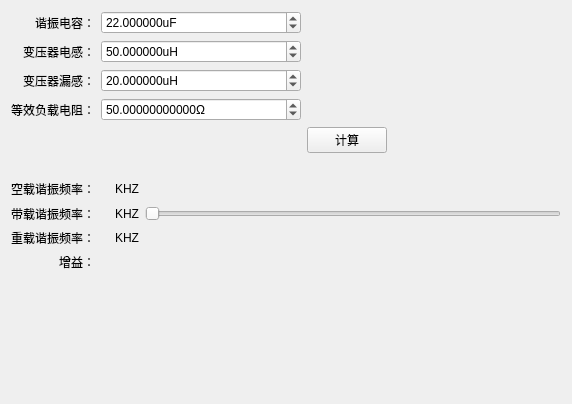
First picture: the form in src/LLC_window.ui, repository microcai/JLC_R_util, before the edit.
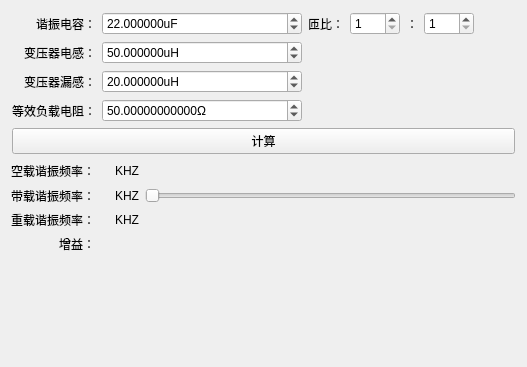
Second picture: the form after the edit. Icons and pictures are not drawn.

Patch:
```diff
--- a/src/LLC_window.ui
+++ b/src/LLC_window.ui
@@ -6,16 +6,178 @@
    <rect>
     <x>0</x>
     <y>0</y>
-    <width>572</width>
-    <height>404</height>
+    <width>527</width>
+    <height>367</height>
    </rect>
   </property>
   <property name="windowTitle">
    <string>Icalc</string>
   </property>
-  <layout class="QVBoxLayout" name="verticalLayout" stretch="0,1,0,6">
+  <layout class="QVBoxLayout" name="verticalLayout" stretch="0,0,6">
    <item>
-    <layout class="QGridLayout" name="gridLayout">
+    <layout class="QGridLayout" name="gridLayout" rowstretch="0,0,0,0,0" columnstretch="1,2,1,2,5">
+     <property name="leftMargin">
+      <number>1</number>
+     </property>
+     <property name="topMargin">
+      <number>1</number>
+     </property>
+     <property name="rightMargin">
+      <number>1</number>
+     </property>
+     <property name="bottomMargin">
+      <number>1</number>
+     </property>
+     <item row="3" column="0">
+      <widget class="QLabel" name="label_8">
+       <property name="text">
+        <string>等效负载电阻：</string>
+       </property>
+       <property name="alignment">
+        <set>Qt::AlignmentFlag::AlignRight|Qt::AlignmentFlag::AlignTrailing|Qt::AlignmentFlag::AlignVCenter</set>
+       </property>
+      </widget>
+     </item>
+     <item row="0" column="2">
+      <widget class="QLabel" name="label_12">
+       <property name="text">
+        <string>匝比：</string>
+       </property>
+       <property name="alignment">
+        <set>Qt::AlignmentFlag::AlignRight|Qt::AlignmentFlag::AlignTrailing|Qt::AlignmentFlag::AlignVCenter</set>
+       </property>
+      </widget>
+     </item>
+     <item row="1" column="1">
+      <widget class="QDoubleSpinBox" name="Lm">
+       <property name="minimumSize">
+        <size>
+         <width>200</width>
+         <height>0</height>
+        </size>
+       </property>
+       <property name="correctionMode">
+        <enum>QAbstractSpinBox::CorrectionMode::CorrectToPreviousValue</enum>
+       </property>
+       <property name="suffix">
+        <string>uH</string>
+       </property>
+       <property name="decimals">
+        <number>6</number>
+       </property>
+       <property name="maximum">
+        <double>999999.000000000000000</double>
+       </property>
+       <property name="value">
+        <double>50.000000000000000</double>
+       </property>
+      </widget>
+     </item>
+     <item row="3" column="1">
+      <widget class="QDoubleSpinBox" name="Rload">
+       <property name="minimumSize">
+        <size>
+         <width>200</width>
+         <height>0</height>
+        </size>
+       </property>
+       <property name="correctionMode">
+        <enum>QAbstractSpinBox::CorrectionMode::CorrectToPreviousValue</enum>
+       </property>
+       <property name="suffix">
+        <string>Ω</string>
+       </property>
+       <property name="decimals">
+        <number>11</number>
+       </property>
+       <property name="maximum">
+        <double>999999999.000000000000000</double>
+       </property>
+       <property name="value">
+        <double>50.000000000000000</double>
+       </property>
+      </widget>
+     </item>
+     <item row="1" column="0">
+      <widget class="QLabel" name="label_2">
+       <property name="text">
+        <string>变压器电感：</string>
+       </property>
+       <property name="alignment">
+        <set>Qt::AlignmentFlag::AlignRight|Qt::AlignmentFlag::AlignTrailing|Qt::AlignmentFlag::AlignVCenter</set>
+       </property>
+      </widget>
+     </item>
+     <item row="0" column="3">
+      <layout class="QHBoxLayout" name="horizontalLayout">
+       <item>
+        <widget class="QDoubleSpinBox" name="Cf_2">
+         <property name="minimumSize">
+          <size>
+           <width>50</width>
+           <height>0</height>
+          </size>
+         </property>
+         <property name="suffix">
+          <string/>
+         </property>
+         <property name="decimals">
+          <number>0</number>
+         </property>
+         <property name="minimum">
+          <double>1.000000000000000</double>
+         </property>
+         <property name="maximum">
+          <double>9999.000000000000000</double>
+         </property>
+         <property name="singleStep">
+          <double>1.000000000000000</double>
+         </property>
+         <property name="value">
+          <double>1.000000000000000</double>
+         </property>
+        </widget>
+       </item>
+       <item>
+        <widget class="QLabel" name="label_13">
+         <property name="text">
+          <string>：</string>
+         </property>
+         <property name="alignment">
+          <set>Qt::AlignmentFlag::AlignCenter</set>
+         </property>
+        </widget>
+       </item>
+       <item>
+        <widget class="QDoubleSpinBox" name="Cf_3">
+         <property name="minimumSize">
+          <size>
+           <width>50</width>
+           <height>0</height>
+          </size>
+         </property>
+         <property name="suffix">
+          <string/>
+         </property>
+         <property name="decimals">
+          <number>0</number>
+         </property>
+         <property name="minimum">
+          <double>1.000000000000000</double>
+         </property>
+         <property name="maximum">
+          <double>9999.000000000000000</double>
+         </property>
+         <property name="singleStep">
+          <double>1.000000000000000</double>
+         </property>
+         <property name="value">
+          <double>1.000000000000000</double>
+         </property>
+        </widget>
+       </item>
+      </layout>
+     </item>
      <item row="0" column="1">
       <widget class="QDoubleSpinBox" name="Cf">
        <property name="minimumSize">
@@ -63,56 +225,6 @@
        </property>
       </widget>
      </item>
-     <item row="1" column="1">
-      <widget class="QDoubleSpinBox" name="Lm">
-       <property name="minimumSize">
-        <size>
-         <width>200</width>
-         <height>0</height>
-        </size>
-       </property>
-       <property name="correctionMode">
-        <enum>QAbstractSpinBox::CorrectionMode::CorrectToPreviousValue</enum>
-       </property>
-       <property name="suffix">
-        <string>uH</string>
-       </property>
-       <property name="decimals">
-        <number>6</number>
-       </property>
-       <property name="maximum">
-        <double>999999.000000000000000</double>
-       </property>
-       <property name="value">
-        <double>50.000000000000000</double>
-       </property>
-      </widget>
-     </item>
-     <item row="3" column="1">
-      <widget class="QDoubleSpinBox" name="Rload">
-       <property name="minimumSize">
-        <size>
-         <width>200</width>
-         <height>0</height>
-        </size>
-       </property>
-       <property name="correctionMode">
-        <enum>QAbstractSpinBox::CorrectionMode::CorrectToPreviousValue</enum>
-       </property>
-       <property name="suffix">
-        <string>Ω</string>
-       </property>
-       <property name="decimals">
-        <number>11</number>
-       </property>
-       <property name="maximum">
-        <double>999999999.000000000000000</double>
-       </property>
-       <property name="value">
-        <double>50.000000000000000</double>
-       </property>
-      </widget>
-     </item>
      <item row="0" column="0">
       <widget class="QLabel" name="label">
        <property name="text">
@@ -133,61 +245,34 @@
        </property>
       </widget>
      </item>
-     <item row="1" column="0">
-      <widget class="QLabel" name="label_2">
-       <property name="text">
-        <string>变压器电感：</string>
-       </property>
-       <property name="alignment">
-        <set>Qt::AlignmentFlag::AlignRight|Qt::AlignmentFlag::AlignTrailing|Qt::AlignmentFlag::AlignVCenter</set>
-       </property>
-      </widget>
-     </item>
-     <item row="3" column="0">
-      <widget class="QLabel" name="label_8">
-       <property name="text">
-        <string>等效负载电阻：</string>
-       </property>
-       <property name="alignment">
-        <set>Qt::AlignmentFlag::AlignRight|Qt::AlignmentFlag::AlignTrailing|Qt::AlignmentFlag::AlignVCenter</set>
-       </property>
-      </widget>
-     </item>
-     <item row="4" column="3">
-      <spacer name="horizontalSpacer">
-       <property name="orientation">
-        <enum>Qt::Orientation::Horizontal</enum>
-       </property>
-       <property name="sizeHint" stdset="0">
-        <size>
-         <width>40</width>
-         <height>20</height>
-        </size>
-       </property>
-      </spacer>
-     </item>
-     <item row="4" column="2">
+     <item row="4" column="0" colspan="5">
       <widget class="QPushButton" name="begin_calc">
        <property name="text">
         <string>计算</string>
        </property>
+       <property name="autoDefault">
+        <bool>true</bool>
+       </property>
+       <property name="flat">
+        <bool>false</bool>
+       </property>
       </widget>
      </item>
+     <item row="0" column="4">
+      <spacer name="horizontalSpacer">
+       <property name="orientation">
+        <enum>Qt::Orientation::Horizontal</enum>
+       </property>
+       <property name="sizeHint" stdset="0">
+        <size>
+         <width>300</width>
+         <height>20</height>
+        </size>
+       </property>
+      </spacer>
+     </item>
     </layout>
    </item>
-   <item>
-    <spacer name="verticalSpacer_2">
-     <property name="orientation">
-      <enum>Qt::Orientation::Vertical</enum>
-     </property>
-     <property name="sizeHint" stdset="0">
-      <size>
-       <width>20</width>
-       <height>68</height>
-      </size>
-     </property>
-    </spacer>
-   </item>
    <item>
     <layout class="QGridLayout" name="gridLayout_2">
      <item row="1" column="2">
@@ -339,34 +424,67 @@
      </item>
      <item row="1" column="4">
       <widget class="QSlider" name="freq_slide">
+       <property name="minimum">
+        <number>0</number>
+       </property>
        <property name="maximum">
-        <number>999</number>
+        <number>1000</number>
+       </property>
+       <property name="singleStep">
+        <number>1</number>
        </property>
        <property name="pageStep">
         <number>10</number>
        </property>
+       <property name="value">
+        <number>0</number>
+       </property>
        <property name="sliderPosition">
         <number>0</number>
        </property>
        <property name="orientation">
         <enum>Qt::Orientation::Horizontal</enum>
        </property>
+       <property name="invertedAppearance">
+        <bool>false</bool>
+       </property>
+       <property name="invertedControls">
+        <bool>false</bool>
+       </property>
+       <property name="tickPosition">
+        <enum>QSlider::TickPosition::NoTicks</enum>
+       </property>
       </widget>
      </item>
     </layout>
    </item>
    <item>
-    <spacer name="verticalSpacer_3">
-     <property name="orientation">
-      <enum>Qt::Orientation::Vertical</enum>
+    <widget class="QLabel" name="img">
+     <property name="sizePolicy">
+      <sizepolicy hsizetype="Fixed" vsizetype="Fixed">
+       <horstretch>0</horstretch>
+       <verstretch>0</verstretch>
+      </sizepolicy>
      </property>
-     <property name="sizeHint" stdset="0">
+     <property name="maximumSize">
       <size>
-       <width>20</width>
-       <height>40</height>
+       <width>500</width>
+       <height>250</height>
       </size>
      </property>
-    </spacer>
+     <property name="text">
+      <string/>
+     </property>
+     <property name="pixmap">
+      <pixmap>:/images/res/LLC.png</pixmap>
+     </property>
+     <property name="scaledContents">
+      <bool>true</bool>
+     </property>
+     <property name="alignment">
+      <set>Qt::AlignmentFlag::AlignCenter</set>
+     </property>
+    </widget>
    </item>
   </layout>
  </widget>
```
Left out of the diff: 122 changed lines with no effect on the pictures.
